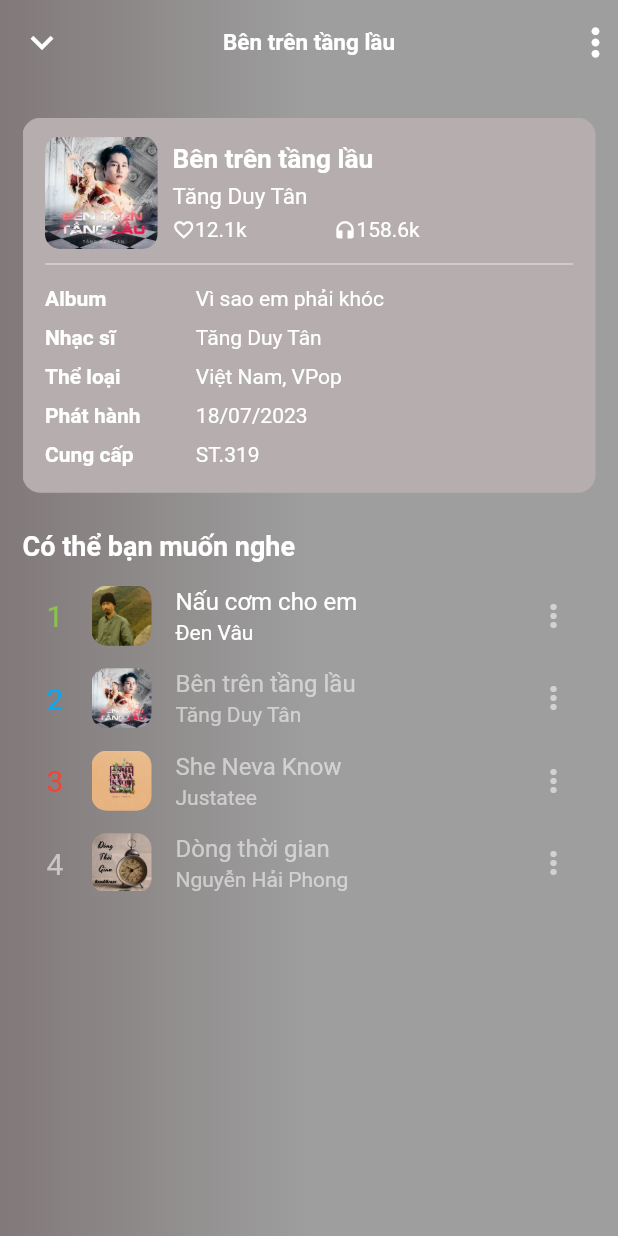
After one commit to tuanvu9981/zingmp3_music_app, a Flutter app: the ListenSongScreen screen opened directly, on a phone screen of 412 x 824 dp. The commit adds this screen. Run offline on Flutter 3.47's test engine with Material 2 defaults, Android fonts, the phone set to English and light mode, and no system bars; our stand-ins replace carousel_slider, syncfusion_flutter_charts; missing offline and left inert: miniplayer.

Commit message:
feat: add mini-player & song info tab

```diff
--- a/lib/screen/home.dart
+++ b/lib/screen/home.dart
@@ -1,6 +1,7 @@
 // core lib
 import 'package:carousel_slider/carousel_slider.dart';
 import 'package:flutter/material.dart';
+import 'package:miniplayer/miniplayer.dart';
 import 'dart:async';
 
 // app models
@@ -8,6 +9,7 @@ import 'package:music_app/model/banner.model.dart';
 import 'package:music_app/model/song.model.dart';
 import 'package:music_app/model/topicon.model.dart';
 import 'package:music_app/model/graph.model.dart';
+import 'package:music_app/screen/listen.song.dart';
 
 // customed widgets
 import 'package:music_app/widgets/banner.card.dart';
@@ -461,7 +463,9 @@ class HomeState extends State<Home> {
     final screenHeight = MediaQuery.of(context).size.height;
     final screenWidth = MediaQuery.of(context).size.width;
     return Scaffold(
-      body: _currentTab == 1
+      body: Stack(
+        children: [
+          _currentTab == 1
               ? CustomScrollView(
                   slivers: [
                     SliverAppBar(
@@ -473,12 +477,13 @@ class HomeState extends State<Home> {
                       actions: const [
                         Padding(
                           padding: EdgeInsets.all(5.0),
-                      child: Icon(Icons.mic, color: Colors.black, size: 25.0),
+                          child:
+                              Icon(Icons.mic, color: Colors.black, size: 25.0),
                         ),
                         Padding(
                           padding: EdgeInsets.symmetric(horizontal: 15.0),
-                      child:
-                          Icon(Icons.search, color: Colors.black, size: 25.0),
+                          child: Icon(Icons.search,
+                              color: Colors.black, size: 25.0),
                         )
                       ],
                     ),
@@ -497,6 +502,84 @@ class HomeState extends State<Home> {
                   ],
                 )
               : const ChartScroll(),
+          Miniplayer(
+            minHeight: 50.0,
+            maxHeight: 50.0,
+            elevation: 1.5,
+            builder: ((height, percentage) {
+              return GestureDetector(
+                onTap: () => Navigator.push(
+                  context,
+                  MaterialPageRoute(
+                    builder: (context) => ListenSongScreen(),
+                  ),
+                ),
+                child: Container(
+                  width: double.infinity,
+                  height: 50.0,
+                  padding: const EdgeInsets.symmetric(vertical: 5.0),
+                  child: Row(
+                    mainAxisAlignment: MainAxisAlignment.spaceBetween,
+                    children: [
+                      const Row(
+                        children: [
+                          CircleAvatar(
+                            radius: 40.0,
+                            backgroundImage: AssetImage(
+                              'assets/images/songs/ben_tren_tang_lau.jpeg',
+                            ),
+                          ),
+                          Column(
+                            crossAxisAlignment: CrossAxisAlignment.start,
+                            children: [
+                              Text(
+                                'Bên trên tầng lầu',
+                                style: TextStyle(
+                                  color: Colors.black,
+                                  fontSize: 15.0,
+                                  fontWeight: FontWeight.bold,
+                                ),
+                              ),
+                              SizedBox(height: 5.0),
+                              Text(
+                                'Tăng Duy Tân',
+                                style: TextStyle(
+                                  color: Colors.black,
+                                  fontSize: 12.0,
+                                ),
+                              )
+                            ],
+                          ),
+                        ],
+                      ),
+                      Container(
+                        width: screenWidth * 0.3,
+                        child: Row(
+                          mainAxisAlignment: MainAxisAlignment.spaceEvenly,
+                          children: [
+                            Icon(Icons.favorite,
+                                color: Colors.black, size: 20.0),
+                            Icon(
+                              Icons.play_arrow,
+                              color: Colors.black,
+                              size: 30.0,
+                            ),
+                            Icon(
+                              Icons.skip_next,
+                              color: Colors.black,
+                              size: 30.0,
+                            ),
+                          ],
+                        ),
+                      ),
+                    ],
+                  ),
+                ),
+              );
+            }),
+          ),
+        ],
+      ),
       bottomNavigationBar: BottomNavigationBar(
         selectedItemColor: Theme.of(context).highlightColor,
         unselectedItemColor: Colors.grey,
--- /dev/null
+++ b/lib/screen/listen.song.dart
@@ -0,0 +1,169 @@
+import 'package:flutter/material.dart';
+import 'package:music_app/model/song.model.dart';
+import 'package:music_app/widgets/info.banner.dart';
+import 'package:music_app/widgets/info.line.dart';
+
+class ListenSongScreen extends StatefulWidget {
+  const ListenSongScreen({super.key});
+
+  @override
+  ListenSongScreenState createState() => ListenSongScreenState();
+}
+
+class ListenSongScreenState extends State<ListenSongScreen>
+    with TickerProviderStateMixin {
+  final _gradientColor = const LinearGradient(
+    colors: [
+      Color.fromARGB(255, 129, 121, 121),
+      Color.fromARGB(255, 158, 158, 158),
+      Colors.grey,
+    ],
+  );
+  late TabController _tabController;
+  int _selectedIndex = 1;
+
+  @override
+  void initState() {
+    super.initState();
+    _tabController = TabController(length: 3, vsync: this);
+    _tabController.addListener(() {
+      setState(() {
+        _selectedIndex = _tabController.index;
+      });
+    });
+  }
+
+  @override
+  void dispose() {
+    _tabController.dispose();
+    super.dispose();
+  }
+
+  String getTitleByTabId(int tabId) {
+    if (tabId == 0) {
+      return 'Thông tin';
+    } else if (tabId == 1) {
+      return 'Bên trên tầng lầu';
+    } else {
+      return 'Lời bài hát';
+    }
+  }
+
+  Widget _buildSongInfoTab(double screenWidth) {
+    return SingleChildScrollView(
+      child: Column(
+        children: [
+          Container(
+            padding: const EdgeInsets.symmetric(
+              horizontal: 15.0,
+              vertical: 12.5,
+            ),
+            decoration: BoxDecoration(
+              color: const Color.fromARGB(255, 182, 174, 174),
+              borderRadius: BorderRadius.circular(12.0),
+            ),
+            child: Column(
+              children: [
+                BannerInfo(
+                  imageUrl: 'assets/images/songs/ben_tren_tang_lau.jpeg',
+                  song: 'Bên trên tầng lầu',
+                  singer: 'Tăng Duy Tân',
+                ),
+                const Divider(height: 20, thickness: 0.5, color: Colors.white),
+                InfoLine(title: 'Album', content: 'Vì sao em phải khóc'),
+                InfoLine(title: 'Nhạc sĩ', content: 'Tăng Duy Tân'),
+                InfoLine(title: 'Thể loại', content: 'Việt Nam, VPop'),
+                InfoLine(title: 'Phát hành', content: '18/07/2023'),
+                InfoLine(title: 'Cung cấp', content: 'ST.319'),
+              ],
+            ),
+          ),
+          const SizedBox(height: 25.0),
+          Container(
+            width: double.infinity,
+            child: const Text(
+              'Có thể bạn muốn nghe',
+              style: TextStyle(
+                color: Colors.white,
+                fontWeight: FontWeight.bold,
+                fontSize: 18.0,
+              ),
+            ),
+          ),
+          ...buildTopSong(top8Song, 0),
+        ],
+      ),
+    );
+  }
+
+  Widget _buildPlayingSongTab() {
+    return Container();
+  }
+
+  Widget _buildSongLyricTab() {
+    return Container();
+  }
+
+  @override
+  Widget build(BuildContext context) {
+    double screenWidth = MediaQuery.of(context).size.width;
+
+    return DefaultTabController(
+      initialIndex: 1,
+      length: 3,
+      child: Scaffold(
+        appBar: AppBar(
+          elevation: 0,
+          flexibleSpace: Container(
+            decoration: BoxDecoration(gradient: _gradientColor),
+          ),
+          title: Text(
+            getTitleByTabId(_selectedIndex),
+            style: const TextStyle(
+              color: Colors.white,
+              fontWeight: FontWeight.bold,
+              fontSize: 15.0,
+            ),
+          ),
+          centerTitle: true,
+          leading: GestureDetector(
+            onTap: () => Navigator.pop(context),
+            child: const Icon(
+              Icons.keyboard_arrow_down,
+              color: Colors.white,
+              size: 30.0,
+            ),
+          ),
+          actions: const [
+            Icon(
+              Icons.more_vert,
+              color: Colors.white,
+              size: 30.0,
+            )
+          ],
+        ),
+        body: SafeArea(
+          child: Container(
+            padding: const EdgeInsets.symmetric(
+              horizontal: 15.0,
+              vertical: 22.5,
+            ),
+            decoration: BoxDecoration(gradient: _gradientColor),
+            child: TabBarView(
+              controller: _tabController,
+              children: [
+                _buildSongInfoTab(screenWidth),
+                _buildPlayingSongTab(),
+                _buildSongLyricTab(),
+              ],
+            ),
+          ),
+        ),
+        bottomSheet: Container(
+          height: _selectedIndex == 1 ? 230.0 : 125.0,
+          decoration: BoxDecoration(gradient: _gradientColor),
+        ),
+      ),
+    );
+  }
+}
--- a/lib/widgets/chart.scroll.dart
+++ b/lib/widgets/chart.scroll.dart
@@ -59,7 +59,7 @@ class ChartScrollState extends State<ChartScroll> {
                   )
                 : const SizedBox(height: 25.0),
             Container(
-              padding: EdgeInsets.only(top: _all == false ? 0 : 17.5),
+              padding: const EdgeInsets.symmetric(vertical: 12.5),
               decoration: BoxDecoration(
                 color: const Color.fromARGB(255, 55, 49, 78),
                 borderRadius: BorderRadius.circular(20.0),
--- /dev/null
+++ b/lib/widgets/info.banner.dart
@@ -0,0 +1,78 @@
+import 'package:flutter/material.dart';
+
+class BannerInfo extends StatelessWidget {
+  String imageUrl;
+  String song;
+  String singer;
+
+  BannerInfo({
+    super.key,
+    required this.imageUrl,
+    required this.song,
+    required this.singer,
+  });
+
+  @override
+  Widget build(BuildContext context) {
+    double screenWidth = MediaQuery.of(context).size.width;
+
+    return Row(
+      children: [
+        ClipRRect(
+          borderRadius: BorderRadius.circular(10.0),
+          child: Image.asset(imageUrl, height: 75, width: 75),
+        ),
+        const SizedBox(width: 10.0),
+        Column(
+          crossAxisAlignment: CrossAxisAlignment.start,
+          children: [
+            Text(
+              song,
+              style: const TextStyle(
+                color: Colors.white,
+                fontSize: 17.5,
+                fontWeight: FontWeight.bold,
+              ),
+            ),
+            const SizedBox(height: 5.0),
+            Text(
+              singer,
+              style: const TextStyle(color: Colors.white, fontSize: 15.0),
+            ),
+            const SizedBox(height: 5.0),
+            Container(
+              width: screenWidth * 0.4,
+              child: const Row(
+                mainAxisAlignment: MainAxisAlignment.spaceBetween,
+                children: [
+                  Row(children: [
+                    Icon(
+                      Icons.favorite_border_outlined,
+                      color: Colors.white,
+                      size: 15.0,
+                    ),
+                    Text(
+                      '12.1k',
+                      style: TextStyle(color: Colors.white),
+                    ),
+                  ]),
+                  Row(children: [
+                    Icon(
+                      Icons.headphones,
+                      color: Colors.white,
+                      size: 15.0,
+                    ),
+                    Text(
+                      '158.6k',
+                      style: TextStyle(color: Colors.white),
+                    ),
+                  ]),
+                ],
+              ),
+            ),
+          ],
+        ),
+      ],
+    );
+  }
+}
--- /dev/null
+++ b/lib/widgets/info.line.dart
@@ -0,0 +1,36 @@
+import 'package:flutter/material.dart';
+
+class InfoLine extends StatelessWidget {
+  String title;
+  String content;
+  InfoLine({super.key, required this.title, required this.content});
+
+  @override
+  Widget build(BuildContext context) {
+    return Container(
+      margin: const EdgeInsets.symmetric(vertical: 5.0),
+      child: Row(
+        children: [
+          Expanded(
+            flex: 2,
+            child: Text(
+              title,
+              style: const TextStyle(
+                color: Colors.white,
+                fontSize: 14.0,
+                fontWeight: FontWeight.bold,
+              ),
+            ),
+          ),
+          Expanded(
+            flex: 5,
+            child: Text(
+              content,
+              style: const TextStyle(color: Colors.white, fontSize: 14.0),
+            ),
+          ),
+        ],
+      ),
+    );
+  }
+}
--- a/pubspec.yaml
+++ b/pubspec.yaml
@@ -13,6 +13,7 @@ dependencies:
   cupertino_icons: ^1.0.2
   carousel_slider: ^4.2.1
   syncfusion_flutter_charts: ^21.2.6
+  miniplayer: ^1.0.1
 
 dev_dependencies:
   flutter_test:
```
Also changed, not shown: pubspec.lock. Lines whose indentation alone changed are shown as unchanged.
